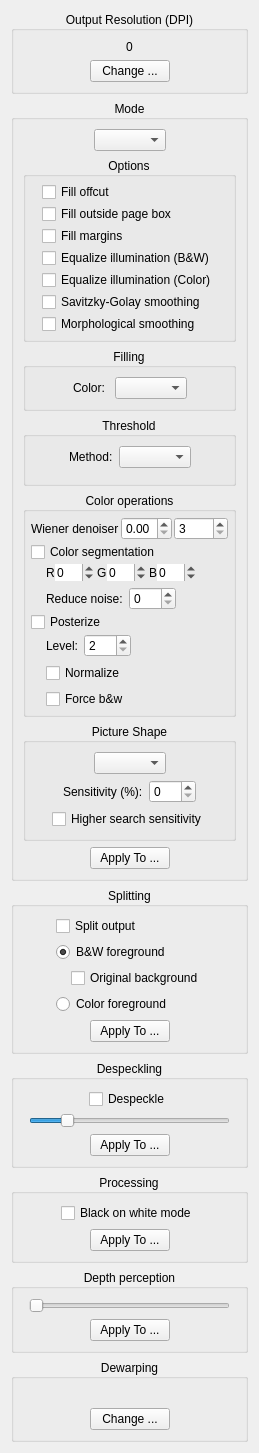
Above: src/core/filters/output/OptionsWidget.ui from karnigen/scantailor-advanced before the change. Below: the same form after it.
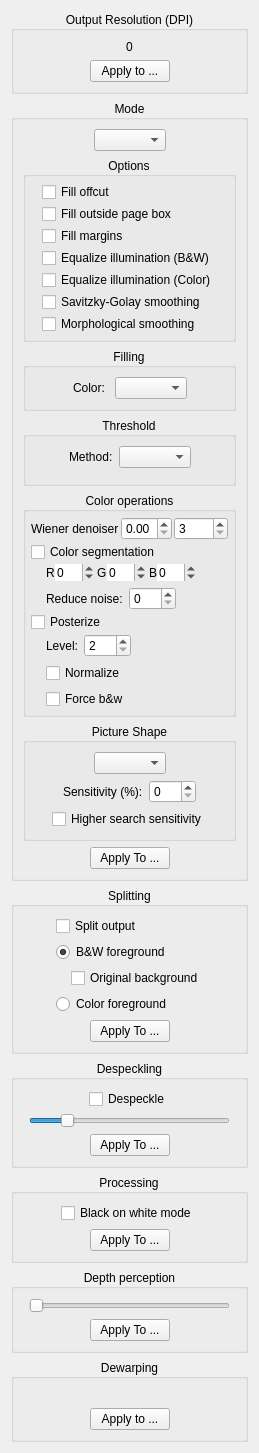
That is the form after the change. Custom widgets are drawn as their Qt base class.

Commit message: Use Apply to labels for page settings

```diff
--- a/src/core/filters/output/OptionsWidget.ui
+++ b/src/core/filters/output/OptionsWidget.ui
@@ -93,7 +93,7 @@
         <item>
          <widget class="QPushButton" name="changeDpiButton">
           <property name="text">
-           <string>Change ...</string>
+           <string>Apply to ...</string>
           </property>
           <property name="toolTip">
            <string>Change the output resolution and choose which pages to update.</string>
@@ -1722,7 +1722,7 @@
         <item>
          <widget class="QPushButton" name="changeDewarpingButton">
           <property name="text">
-           <string>Change ...</string>
+           <string>Apply to ...</string>
           </property>
           <property name="toolTip">
            <string>Change the dewarping mode and choose which pages to update.</string>
```
The commit also changes 1 other file.
